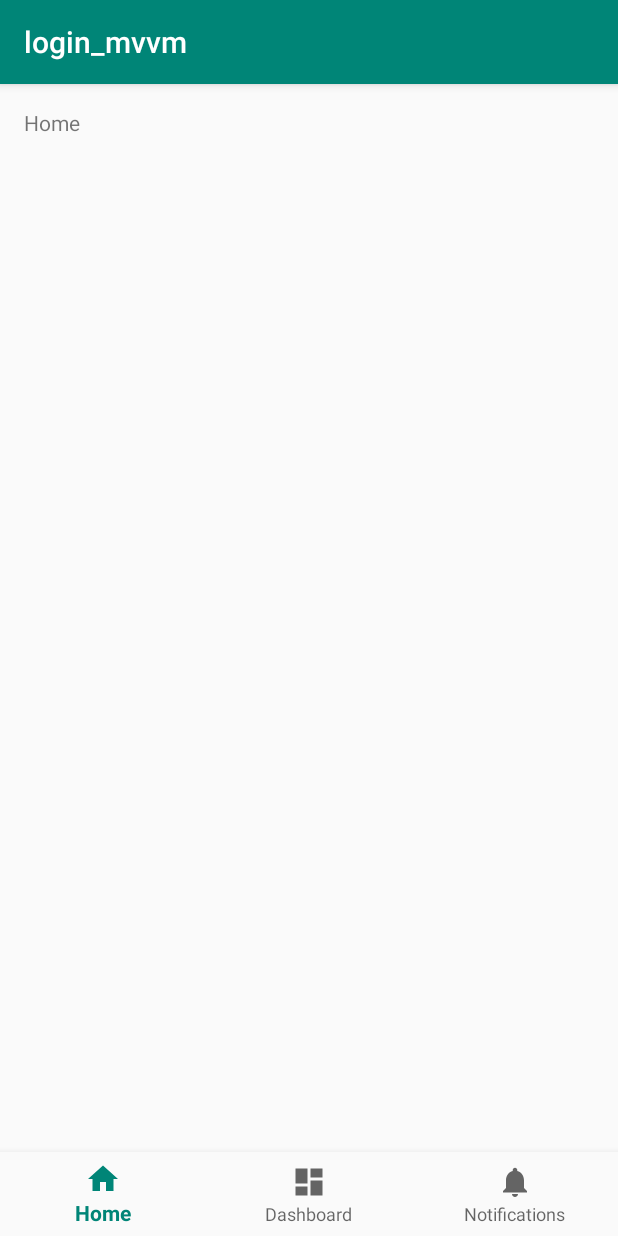
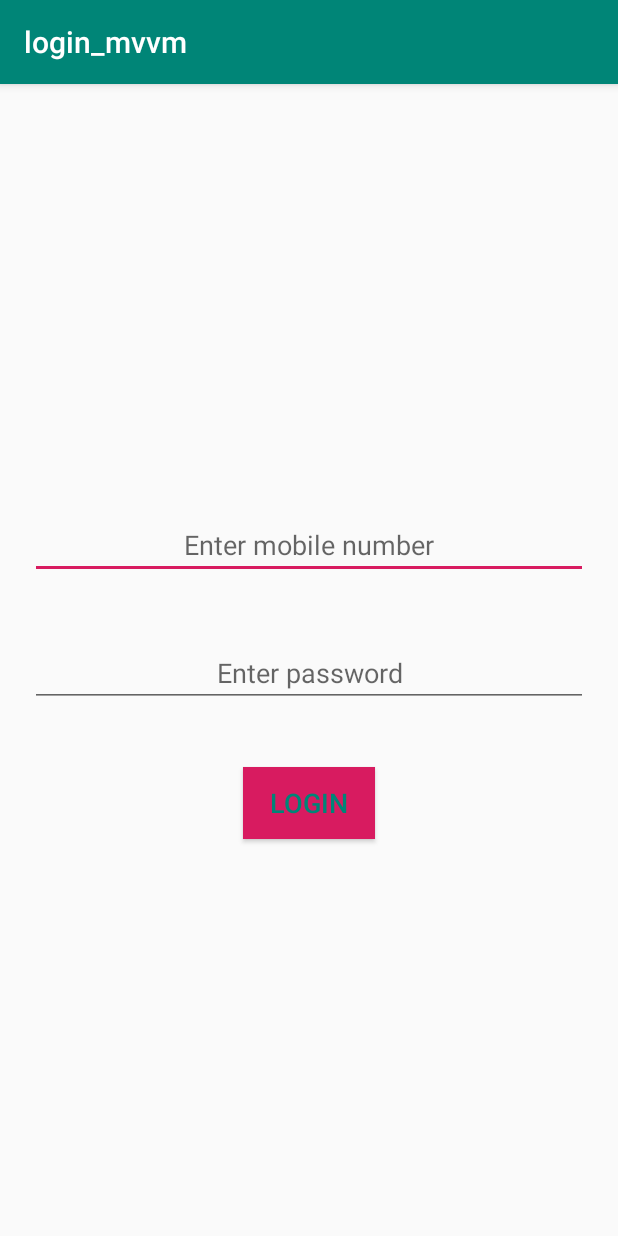
Before and after one commit to giampieer/login_mvvm, an Android app: the screen it shows after launch (MainActivity), on a phone screen of 412 x 824 dp. Run offline under Robolectric (Android 15) with nearby library versions, the phone set to English and light mode, and no system bars; our stand-ins replace ButterKnife, Dagger/Hilt's generated code, RxJava; libraries missing offline, so code that uses them is left out: com.jakewharton.retrofit2; 2 statements that could not run were skipped.

```diff
--- a/app/src/main/AndroidManifest.xml
+++ b/app/src/main/AndroidManifest.xml
@@ -1,8 +1,10 @@
 <?xml version="1.0" encoding="utf-8"?>
 <manifest xmlns:android="http://schemas.android.com/apk/res/android"
     package="mvvm.com.login_mvvm">
-
+    <uses-permission android:name="android.permission.INTERNET" />
+    <uses-permission android:name="android.permission.ACCESS_NETWORK_STATE" />
     <application
+        android:name=".MyApplication"
         android:allowBackup="true"
         android:icon="@mipmap/ic_launcher"
         android:label="@string/app_name"
@@ -10,7 +12,7 @@
         android:supportsRtl="true"
         android:theme="@style/AppTheme">
         <activity
-            android:name=".MainActivity"
+            android:name=".view.login.MainActivity"
             android:label="@string/app_name">
             <intent-filter>
                 <action android:name="android.intent.action.MAIN" />
--- a/app/src/main/java/mvvm/com/login_mvvm/MainActivity.java
+++ /dev/null
@@ -1,44 +0,0 @@
-package mvvm.com.login_mvvm;
-
-import android.os.Bundle;
-import android.support.annotation.NonNull;
-import android.support.design.widget.BottomNavigationView;
-import android.support.v7.app.AppCompatActivity;
-import android.view.MenuItem;
-import android.widget.TextView;
-
-public class MainActivity extends AppCompatActivity {
-
-  private TextView mTextMessage;
-
-  private BottomNavigationView.OnNavigationItemSelectedListener mOnNavigationItemSelectedListener
-    = new BottomNavigationView.OnNavigationItemSelectedListener() {
-
-    @Override
-    public boolean onNavigationItemSelected(@NonNull MenuItem item) {
-      switch (item.getItemId()) {
-        case R.id.navigation_home:
-          mTextMessage.setText(R.string.title_home);
-          return true;
-        case R.id.navigation_dashboard:
-          mTextMessage.setText(R.string.title_dashboard);
-          return true;
-        case R.id.navigation_notifications:
-          mTextMessage.setText(R.string.title_notifications);
-          return true;
-      }
-      return false;
-    }
-  };
-
-  @Override
-  protected void onCreate(Bundle savedInstanceState) {
-    super.onCreate(savedInstanceState);
-    setContentView(R.layout.activity_main);
-
-    mTextMessage = (TextView) findViewById(R.id.message);
-    BottomNavigationView navigation = (BottomNavigationView) findViewById(R.id.navigation);
-    navigation.setOnNavigationItemSelectedListener(mOnNavigationItemSelectedListener);
-  }
-
-}
--- /dev/null
+++ b/app/src/main/java/mvvm/com/login_mvvm/MyApplication.java
@@ -0,0 +1,30 @@
+package mvvm.com.login_mvvm;
+
+import android.app.Application;
+import android.content.Context;
+
+import mvvm.com.login_mvvm.data.AppComponent;
+import mvvm.com.login_mvvm.data.AppModule;
+import mvvm.com.login_mvvm.data.UtilsModule;
+import mvvm.com.login_mvvm.data.DaggerAppComponent;
+
+public class MyApplication extends Application {
+  AppComponent appComponent;
+  Context context;
+
+  @Override
+  public void onCreate() {
+    super.onCreate();
+    context = this;
+    appComponent = DaggerAppComponent.builder().appModule(new AppModule(this)).utilsModule(new UtilsModule()).build();
+  }
+
+  public AppComponent getAppComponent() {
+    return appComponent;
+  }
+
+  @Override
+  protected void attachBaseContext(Context context) {
+    super.attachBaseContext(context);
+  }
+}
--- /dev/null
+++ b/app/src/main/java/mvvm/com/login_mvvm/data/AppComponent.java
@@ -0,0 +1,12 @@
+package mvvm.com.login_mvvm.data;
+
+import javax.inject.Singleton;
+
+import dagger.Component;
+
+import mvvm.com.login_mvvm.view.login.MainActivity;
+@Component(modules = {AppModule.class, UtilsModule.class})
+@Singleton
+public interface AppComponent {
+  void doInjection(MainActivity loginActivity);
+}
--- /dev/null
+++ b/app/src/main/java/mvvm/com/login_mvvm/data/AppModule.java
@@ -0,0 +1,24 @@
+package mvvm.com.login_mvvm.data;
+
+import android.content.Context;
+
+import javax.inject.Singleton;
+
+import dagger.Module;
+import dagger.Provides;
+
+@Module
+
+public class AppModule {
+  private Context context;
+
+  public AppModule(Context context) {
+    this.context = context;
+  }
+
+  @Provides
+  @Singleton
+  Context provideContext() {
+    return context;
+  }
+}
--- /dev/null
+++ b/app/src/main/java/mvvm/com/login_mvvm/data/UtilsModule.java
@@ -0,0 +1,83 @@
+package mvvm.com.login_mvvm.data;
+
+import android.arch.lifecycle.ViewModelProvider;
+
+import com.google.gson.FieldNamingPolicy;
+import com.google.gson.Gson;
+import com.google.gson.GsonBuilder;
+import com.jakewharton.retrofit2.adapter.rxjava2.RxJava2CallAdapterFactory;
+import mvvm.com.login_mvvm.view.login.Repository;
+import mvvm.com.login_mvvm.utils.Urls;
+import mvvm.com.login_mvvm.utils.ApiCallInterface;
+import mvvm.com.login_mvvm.utils.ViewModelFactory;
+import java.util.concurrent.TimeUnit;
+
+import javax.inject.Singleton;
+
+import dagger.Module;
+import dagger.Provides;
+import okhttp3.OkHttpClient;
+import okhttp3.Request;
+import retrofit2.Retrofit;
+import retrofit2.converter.gson.GsonConverterFactory;
+
+@Module
+public class UtilsModule {
+  @Provides
+  @Singleton
+  Gson provideGson() {
+    GsonBuilder builder =
+      new GsonBuilder().setFieldNamingPolicy(FieldNamingPolicy.LOWER_CASE_WITH_UNDERSCORES);
+    return builder.setLenient().create();
+  }
+
+  @Provides
+  @Singleton
+  Retrofit provideRetrofit(Gson gson, OkHttpClient okHttpClient) {
+
+    return new Retrofit.Builder()
+      .baseUrl(Urls.BASE_URL)
+      .addCallAdapterFactory(RxJava2CallAdapterFactory.create())
+      .client(okHttpClient)
+      .addConverterFactory(GsonConverterFactory.create(gson))
+      .build();
+  }
+
+  @Provides
+  @Singleton
+  ApiCallInterface getApiCallInterface(Retrofit retrofit) {
+    return retrofit.create(ApiCallInterface.class);
+  }
+
+  @Provides
+  @Singleton
+  OkHttpClient getRequestHeader() {
+
+    OkHttpClient.Builder httpClient = new OkHttpClient.Builder();
+
+    httpClient.addInterceptor(chain -> {
+      Request original = chain.request();
+      Request request = original.newBuilder()
+        .build();
+      return chain.proceed(request);
+    })
+      .connectTimeout(100, TimeUnit.SECONDS)
+      .writeTimeout(100, TimeUnit.SECONDS)
+      .readTimeout(300, TimeUnit.SECONDS);
+
+    return httpClient.build();
+  }
+
+  @Provides
+  @Singleton
+  Repository getRepository(ApiCallInterface apiCallInterface) {
+    return new Repository(apiCallInterface);
+  }
+
+  @Provides
+  @Singleton
+  ViewModelProvider.Factory getViewModelFactory(Repository myRepository) {
+    return new ViewModelFactory(myRepository);
+  }
+
+}
--- /dev/null
+++ b/app/src/main/java/mvvm/com/login_mvvm/utils/ApiCallInterface.java
@@ -0,0 +1,15 @@
+package mvvm.com.login_mvvm.utils;
+
+import com.google.gson.JsonElement;
+
+
+import io.reactivex.Observable;
+import retrofit2.http.Field;
+import retrofit2.http.FormUrlEncoded;
+import retrofit2.http.POST;
+
+public interface ApiCallInterface {
+  @FormUrlEncoded
+  @POST(Urls.LOGIN)
+  Observable<JsonElement> login(@Field("application") String application,@Field("username") String mobileNumber, @Field("password") String password);
+}
--- /dev/null
+++ b/app/src/main/java/mvvm/com/login_mvvm/utils/Constant.java
@@ -0,0 +1,37 @@
+package mvvm.com.login_mvvm.utils;
+
+import android.app.ProgressDialog;
+import android.content.Context;
+import android.net.ConnectivityManager;
+import android.net.NetworkInfo;
+
+
+public class Constant {
+
+    public static ProgressDialog getProgressDialog(Context context, String msg) {
+        ProgressDialog progressDialog = new ProgressDialog(context);
+        progressDialog.setMessage(msg);
+        progressDialog.setCancelable(false);
+        return progressDialog;
+    }
+
+
+    public static boolean checkInternetConnection(Context context) {
+        ConnectivityManager connectivity = (ConnectivityManager) context
+                .getSystemService(Context.CONNECTIVITY_SERVICE);
+        if (connectivity == null) {
+            return false;
+        } else {
+            NetworkInfo[] info = connectivity.getAllNetworkInfo();
+            if (info != null) {
+                for (int i = 0; i < info.length; i++) {
+                    if (info[i].getState() == NetworkInfo.State.CONNECTED) {
+                        return true;
+                    }
+                }
+            }
+        }
+        return false;
+    }
+
+}
--- /dev/null
+++ b/app/src/main/java/mvvm/com/login_mvvm/utils/ViewModelFactory.java
@@ -0,0 +1,29 @@
+package mvvm.com.login_mvvm.utils;
+
+import android.arch.lifecycle.ViewModel;
+import android.arch.lifecycle.ViewModelProvider;
+
+import javax.inject.Inject;
+
+import io.reactivex.annotations.NonNull;
+import mvvm.com.login_mvvm.view.login.Repository;
+import mvvm.com.login_mvvm.viewmodel.LoginViewModel;
+
+public class ViewModelFactory implements ViewModelProvider.Factory {
+  private Repository repository;
+
+  @Inject
+  public ViewModelFactory(Repository repository) {
+    this.repository = repository;
+  }
+
+
+  @NonNull
+  @Override
+  public <T extends ViewModel> T create(@NonNull Class<T> modelClass) {
+    if (modelClass.isAssignableFrom(LoginViewModel.class)) {
+      return (T) new LoginViewModel(repository);
+    }
+    throw new IllegalArgumentException("Unknown class name");
+  }
+}
--- /dev/null
+++ b/app/src/main/java/mvvm/com/login_mvvm/view/login/MainActivity.java
@@ -0,0 +1,134 @@
+package mvvm.com.login_mvvm.view.login;
+
+import android.app.ProgressDialog;
+import android.arch.lifecycle.Observer;
+import android.os.Bundle;
+import android.support.annotation.NonNull;
+import android.support.annotation.Nullable;
+import android.support.design.widget.BottomNavigationView;
+import android.support.v7.app.AppCompatActivity;
+import android.util.Log;
+import android.view.MenuItem;
+import android.widget.EditText;
+import android.widget.TextView;
+import android.arch.lifecycle.ViewModelProviders;
+import android.widget.Toast;
+import com.google.gson.JsonElement;
+import javax.inject.Inject;
+import butterknife.BindView;
+import butterknife.ButterKnife;
+import butterknife.OnClick;
+import mvvm.com.login_mvvm.utils.ApiResponse;
+import mvvm.com.login_mvvm.utils.Constant;
+import mvvm.com.login_mvvm.utils.ViewModelFactory;
+import mvvm.com.login_mvvm.viewmodel.LoginViewModel;
+import mvvm.com.login_mvvm.MyApplication;
+import mvvm.com.login_mvvm.R;
+
+public class MainActivity extends AppCompatActivity {
+  @Inject
+  ViewModelFactory viewModelFactory;
+  @BindView(R.id.phone_no)
+  EditText phoneNo;
+  @BindView(R.id.password)
+  EditText password;
+  TextView text1,text2,text3;
+  LoginViewModel viewModel;
+  ProgressDialog progressDialog;
+
+
+  private BottomNavigationView.OnNavigationItemSelectedListener mOnNavigationItemSelectedListener
+    = new BottomNavigationView.OnNavigationItemSelectedListener() {
+
+    @Override
+    public boolean onNavigationItemSelected(@NonNull MenuItem item) {
+      switch (item.getItemId()) {
+        case R.id.navigation_home:
+          text1.setText(R.string.title_home);
+          return true;
+        case R.id.navigation_dashboard:
+          text2.setText(R.string.title_dashboard);
+          return true;
+        case R.id.navigation_notifications:
+          text3.setText(R.string.title_notifications);
+          return true;
+      }
+      return false;
+    }
+  };
+
+  @Override
+  protected void onCreate(@Nullable  Bundle savedInstanceState) {
+    super.onCreate(savedInstanceState);
+    setContentView(R.layout.activity_main);
+    progressDialog = Constant.getProgressDialog(this, "Please wait...");
+    ButterKnife.bind(this);
+    ((MyApplication) getApplication()).getAppComponent().doInjection(this);
+
+   viewModel = ViewModelProviders.of(this, viewModelFactory).get(LoginViewModel.class);
+
+    viewModel.loginResponse().observe(this, this::consumeResponse);
+
+  }
+
+  @OnClick(R.id.login)
+  void onLoginClicked() {
+    if (isValid()) {
+      if (!Constant.checkInternetConnection(this)) {
+        Toast.makeText(MainActivity.this, getResources().getString(R.string.network_error), Toast.LENGTH_SHORT).show();
+      } else {
+        viewModel.hitLoginApi(phoneNo.getText().toString(), password.getText().toString());
+      }
+
+    }
+  }
+
+  /*
+   * method to validate $(mobile number) and $(password)
+   * */
+  private boolean isValid() {
+
+    if (phoneNo.getText().toString().trim().isEmpty()) {
+      Toast.makeText(MainActivity.this, getResources().getString(R.string.enter_valid_mobile), Toast.LENGTH_SHORT).show();
+      return false;
+    } else if (password.getText().toString().trim().isEmpty()) {
+      Toast.makeText(MainActivity.this, getResources().getString(R.string.enter_valid_password), Toast.LENGTH_SHORT).show();
+      return false;
+    }
+
+    return true;
+  }
+  private void consumeResponse(ApiResponse apiResponse) {
+
+    switch (apiResponse.status) {
+
+      case LOADING:
+        progressDialog.show();
+        break;
+
+      case SUCCESS:
+        progressDialog.dismiss();
+        renderSuccessResponse(apiResponse.data);
+        break;
+
+      case ERROR:
+        progressDialog.dismiss();
+        Toast.makeText(MainActivity.this,getResources().getString(R.string.errorString), Toast.LENGTH_SHORT).show();
+        break;
+
+      default:
+        break;
+    }
+  }
+
+  /*
+   * method to handle success response
+   * */
+  private void renderSuccessResponse(JsonElement response) {
+    if (!response.isJsonNull()) {
+      Log.d("response=", response.toString());
+    } else {
+      Toast.makeText(MainActivity.this,getResources().getString(R.string.errorString), Toast.LENGTH_SHORT).show();
+    }
+  }
+}
--- /dev/null
+++ b/app/src/main/java/mvvm/com/login_mvvm/view/login/Repository.java
@@ -0,0 +1,21 @@
+package mvvm.com.login_mvvm.view.login;
+
+import com.google.gson.JsonElement;
+import io.reactivex.Observable;
+
+import mvvm.com.login_mvvm.utils.ApiCallInterface;
+
+public class Repository {
+  private ApiCallInterface apiCallInterface;
+
+  public Repository(ApiCallInterface apiCallInterface) {
+    this.apiCallInterface = apiCallInterface;
+  }
+
+  /*
+   * method to call login api
+   * */
+  public Observable<JsonElement> executeLogin(String mobileNumber, String password) {
+    return apiCallInterface.login("30",mobileNumber, password);
+  }
+}
--- /dev/null
+++ b/app/src/main/java/mvvm/com/login_mvvm/viewmodel/LoginViewModel.java
@@ -0,0 +1,46 @@
+package mvvm.com.login_mvvm.viewmodel;
+
+import android.arch.lifecycle.MutableLiveData;
+import android.arch.lifecycle.ViewModel;
+
+import io.reactivex.android.schedulers.AndroidSchedulers;
+import io.reactivex.disposables.CompositeDisposable;
+import io.reactivex.schedulers.Schedulers;
+import mvvm.com.login_mvvm.utils.ApiResponse;
+import mvvm.com.login_mvvm.view.login.Repository;
+
+public class LoginViewModel extends ViewModel {
+  private Repository repository;
+  private final CompositeDisposable disposables = new CompositeDisposable();
+  private final MutableLiveData<ApiResponse> responseLiveData = new MutableLiveData<>();
+
+
+  public LoginViewModel(Repository repository) {
+    this.repository = repository;
+  }
+
+  public MutableLiveData<ApiResponse> loginResponse() {
+    return responseLiveData;
+  }
+
+  /*
+   * method to call normal login api with $(mobileNumber + password)
+   * */
+  public void hitLoginApi(String mobileNumber, String password) {
+
+    disposables.add(repository.executeLogin(mobileNumber, password)
+      .subscribeOn(Schedulers.io())
+      .observeOn(AndroidSchedulers.mainThread())
+      .doOnSubscribe((d) -> responseLiveData.setValue(ApiResponse.loading()))
+      .subscribe(
+        result -> responseLiveData.setValue(ApiResponse.success(result)),
+        throwable -> responseLiveData.setValue(ApiResponse.error(throwable))
+      ));
+  }
+
+  @Override
+  protected void onCleared() {
+    disposables.clear();
+  }
+
+}
--- a/app/src/main/res/layout/activity_main.xml
+++ b/app/src/main/res/layout/activity_main.xml
@@ -1,33 +1,39 @@
 <?xml version="1.0" encoding="utf-8"?>
-<android.support.constraint.ConstraintLayout xmlns:android="http://schemas.android.com/apk/res/android"
-    xmlns:app="http://schemas.android.com/apk/res-auto"
-    xmlns:tools="http://schemas.android.com/tools"
-    android:id="@+id/container"
+<LinearLayout xmlns:android="http://schemas.android.com/apk/res/android"
     android:layout_width="match_parent"
     android:layout_height="match_parent"
-    tools:context=".MainActivity">
+    android:gravity="center"
+    android:orientation="vertical">
 
-    <TextView
-        android:id="@+id/message"
+    <EditText
+        android:id="@+id/phone_no"
+        android:layout_width="match_parent"
+        android:layout_height="wrap_content"
+        android:layout_margin="20dp"
+        android:gravity="center"
+        android:hint="@string/enter_mobile_number"
+        android:inputType="text"
+        android:maxLength="14" />
+
+    <EditText
+        android:id="@+id/password"
+        android:layout_width="match_parent"
+        android:layout_height="wrap_content"
+        android:layout_margin="20dp"
+        android:gravity="center"
+        android:hint="@string/enter_password"
+        android:inputType="textPassword"
+        android:maxLength="14" />
+
+
+    <Button
+        android:id="@+id/login"
         android:layout_width="wrap_content"
         android:layout_height="wrap_content"
-        android:layout_marginStart="@dimen/activity_horizontal_margin"
-        android:layout_marginLeft="@dimen/activity_horizontal_margin"
-        android:layout_marginTop="@dimen/activity_vertical_margin"
-        android:text="@string/title_home"
-        app:layout_constraintLeft_toLeftOf="parent"
-        app:layout_constraintTop_toTopOf="parent" />
+        android:layout_marginTop="20dp"
+        android:background="@color/colorAccent"
+        android:text="@string/login"
+        android:textColor="@color/colorPrimary"
+        android:textSize="18dp" />
 
-    <android.support.design.widget.BottomNavigationView
-        android:id="@+id/navigation"
-        android:layout_width="0dp"
-        android:layout_height="wrap_content"
-        android:layout_marginStart="0dp"
-        android:layout_marginEnd="0dp"
-        android:background="?android:attr/windowBackground"
-        app:layout_constraintBottom_toBottomOf="parent"
-        app:layout_constraintLeft_toLeftOf="parent"
-        app:layout_constraintRight_toRightOf="parent"
-        app:menu="@menu/navigation" />
-
-</android.support.constraint.ConstraintLayout>
+</LinearLayout>
--- a/app/src/main/res/values/strings.xml
+++ b/app/src/main/res/values/strings.xml
@@ -3,4 +3,11 @@
     <string name="title_home">Home</string>
     <string name="title_dashboard">Dashboard</string>
     <string name="title_notifications">Notifications</string>
+    <string name="login">Login</string>
+    <string name="enter_mobile_number">Enter mobile number</string>
+    <string name="enter_password">Enter password</string>
+    <string name="enter_valid_password">Enter valid password</string>
+    <string name="enter_valid_mobile">Enter valid mobile number</string>
+    <string name="network_error">No network connection.</string>
+    <string name="errorString">Something went wrong, Please try again.</string>
 </resources>
```
Also changed, not shown: app/build.gradle (+7 -0 lines), app/src/main/java/mvvm/com/login_mvvm/utils/ApiResponse.java (added, +38 -0 lines), app/src/main/java/mvvm/com/login_mvvm/utils/Status.java (added, +8 -0 lines), app/src/main/java/mvvm/com/login_mvvm/utils/Urls.java (added, +7 -0 lines).
